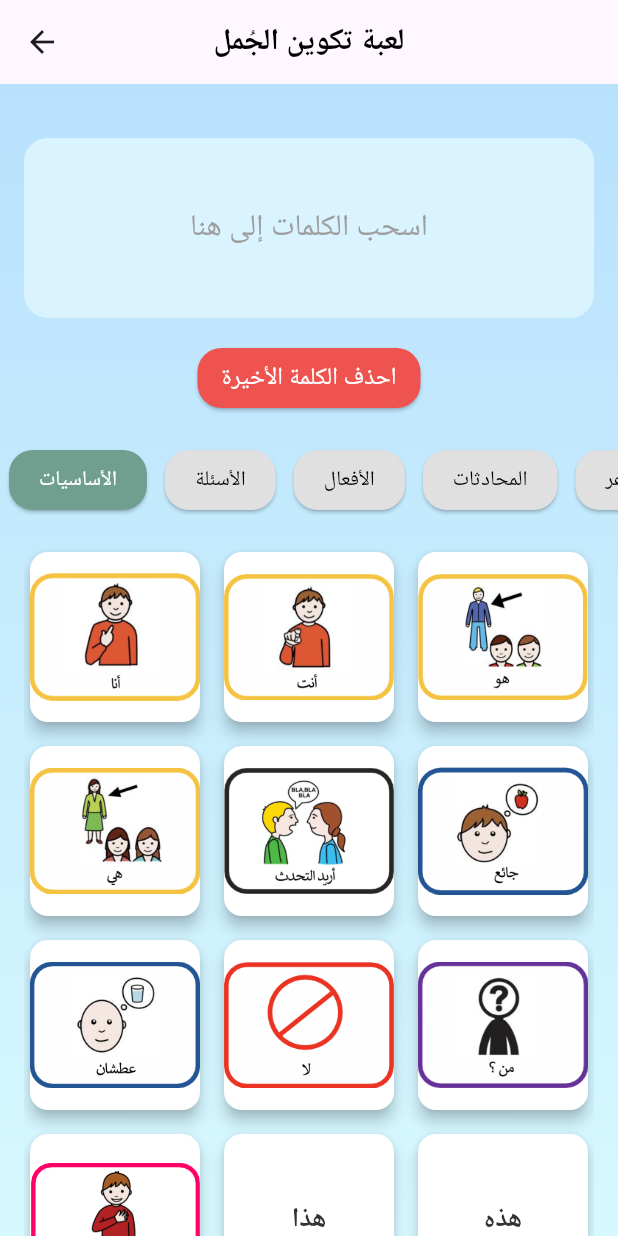
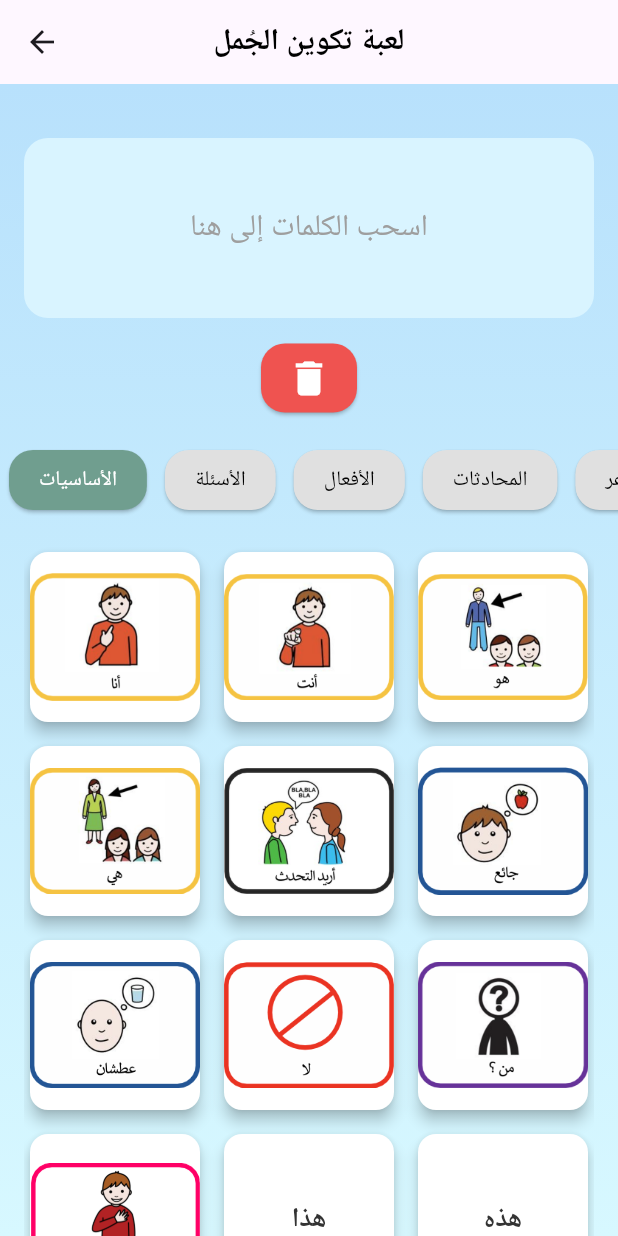
Before and after one commit to thurayax/SAGER, a Flutter app: the SentenceBuildingGameScreen screen opened by its route, on a phone screen of 412 x 824 dp. Run offline on Flutter 3.47's test engine with Material 3 defaults, Android fonts, the phone set to English and light mode, and no system bars; our stand-ins replace fl_chart, flutter_tts, supabase_flutter; accounts and stored records are empty.

Commit message:
Update sentence_building_game_screen.dart

```diff
--- a/lib/screens/games/sentence_building_game_screen.dart
+++ b/lib/screens/games/sentence_building_game_screen.dart
@@ -250,9 +250,10 @@ class _SentenceBuildingGameScreenState
                   borderRadius: BorderRadius.circular(16),
                 ),
               ),
-              child: Text(
-                'احذف الكلمة الأخيرة',
-                style: TextStyle(fontSize: 16, color: Colors.white),
+              child: Icon(
+                Icons.delete,
+                size: 30,
+                color: Colors.white,
               ),
             ),
             SizedBox(height: 20),
```
